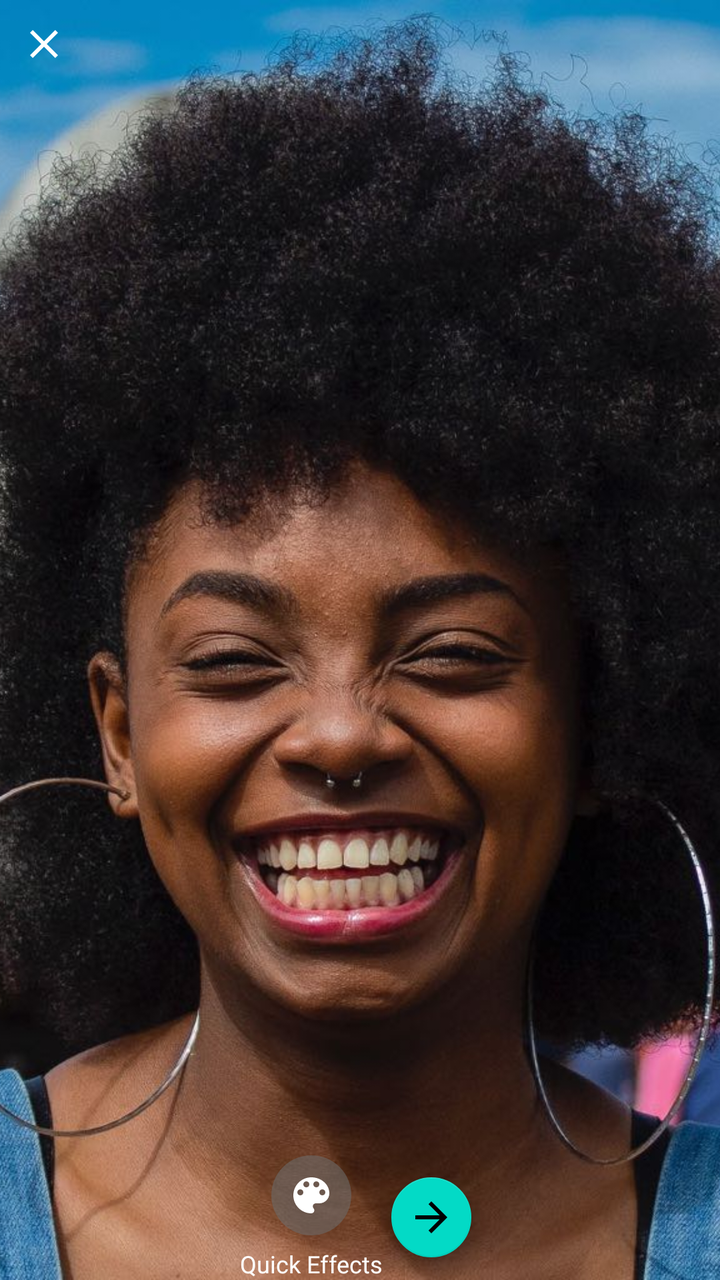
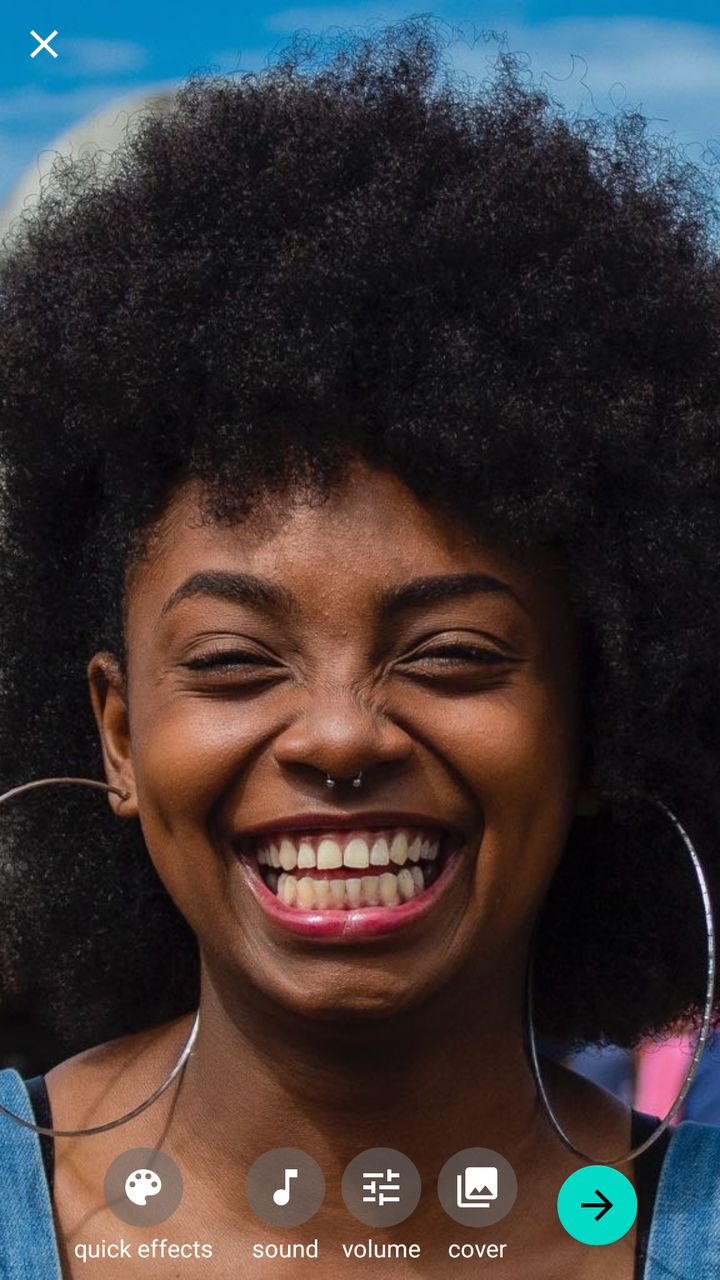

The first picture is an Android layout as it rendered before a commit; the second is the same layout after the commit. The layout source and the unified diff follow.
<!-- AndroidManifest.xml: application theme AppTheme -->
<!-- res/layout/activity_selfie_video_edit.xml -->
<?xml version="1.0" encoding="utf-8"?>
<RelativeLayout xmlns:android="http://schemas.android.com/apk/res/android"
    xmlns:app="http://schemas.android.com/apk/res-auto"
    xmlns:tools="http://schemas.android.com/tools"
    android:layout_width="match_parent"
    android:layout_height="match_parent"
    tools:context="com.xheghun.vidit.SelfieVideoEditActivity">
    <ImageView
        android:layout_width="match_parent"
        android:layout_height="match_parent"
        android:src="@drawable/afro_woman"
        android:scaleType="centerCrop"/>

    <ImageButton
        android:layout_margin="5dp"
        android:id="@+id/close_btn"
        android:clickable="true"
        android:focusable="true"
        android:padding="@dimen/dp5"
        android:background="?attr/selectableItemBackgroundBorderless"
        android:layout_width="wrap_content"
        android:layout_height="wrap_content"
        android:src="@drawable/ic_close"/>

    <LinearLayout
        android:gravity="center"
        android:layout_alignParentBottom="true"
        android:layout_width="match_parent"
        android:layout_height="wrap_content"
        android:paddingStart="4dp"
        android:layout_marginEnd="4dp"
        android:orientation="horizontal">

        <LinearLayout
            android:layout_width="wrap_content"
            android:layout_height="wrap_content"
            android:gravity="center"
            android:orientation="vertical">
            <ImageButton
                style="@style/clickableImageButton"
                android:layout_width="wrap_content"
                android:layout_height="wrap_content"
                android:src="@drawable/ic_color_lens"/>
            <TextView
                android:layout_marginTop="6dp"
                android:layout_width="wrap_content"
                android:layout_height="wrap_content"
                android:textColor="@color/white"
                android:textSize="12sp"
                android:fontFamily="@font/open_sans_semi_bold"
                android:text="Quick Effects"/>
        </LinearLayout>

        <com.google.android.material.floatingactionbutton.FloatingActionButton
            android:layout_width="wrap_content"
            android:layout_height="wrap_content"
            app:fabSize="mini"
            android:src="@drawable/ic_arrow_forward"/>
    </LinearLayout>
</RelativeLayout>
<!-- resources referenced by this layout -->
<resources>
  <color name="white">#ffffff</color>
  <dimen name="dp5">5dp</dimen>
  <!-- drawable ic_arrow_forward (drawable) -->
  <vector android:height="24dp" android:tint="#FFFFFF"
      android:viewportHeight="24.0" android:viewportWidth="24.0"
      android:width="24dp" xmlns:android="http://schemas.android.com/apk/res/android">
      <path android:fillColor="#FF000000" android:pathData="M12,4l-1.41,1.41L16.17,11H4v2h12.17l-5.58,5.59L12,20l8,-8z"/>
  </vector>
  <!-- drawable ic_close (drawable) -->
  <vector xmlns:android="http://schemas.android.com/apk/res/android"
          android:width="24dp"
          android:height="24dp"
          android:viewportWidth="24.0"
          android:viewportHeight="24.0">
      <path
          android:fillColor="#FFFFFF"
          android:pathData="M19,6.41L17.59,5 12,10.59 6.41,5 5,6.41 10.59,12 5,17.59 6.41,19 12,13.41 17.59,19 19,17.59 13.41,12z"/>
  </vector>
  <style name="clickableImageButton">
          <item name="android:background">@drawable/camera_action_bg</item>
          <item name="android:clickable">true</item>
          <item name="android:focusable">true</item>
          <item name="android:contentDescription">@string/app_name</item>
      </style>
  <style name="AppTheme" parent="Theme.MaterialComponents.Light.NoActionBar">
  
          
          <item name="colorPrimary">@color/colorPrimary</item>
          <item name="colorPrimaryDark">@color/colorPrimaryDark</item>
          <item name="colorAccent">@color/colorAccent</item>
          <item name="android:alertDialogTheme">@style/dialogTheme</item>
          <item name="dialogCornerRadius">12dp</item>
      </style>
  <string name="app_name">TalkGap</string>
  <color name="colorPrimary">#2196F3</color>
  <color name="colorPrimaryDark">#1976D2</color>
  <color name="colorAccent">#607D8B</color>
  <style name="dialogTheme" parent="ThemeOverlay.MaterialComponents.Dialog.Alert">
          <item name="buttonBarButtonStyle">@style/Widget.MaterialComponents.Button.TextButton</item>
          <item name="android:buttonBarNegativeButtonStyle">@style/Widget.MaterialComponents.Button.TextButton</item>
          <item name="android:buttonBarPositiveButtonStyle">@style/Widget.MaterialComponents.Button.TextButton</item>
      </style>
  <!-- unchanged entries left out for length: 3 -->
</resources>

<!-- the commit's change to res/layout/activity_selfie_video_edit.xml (unified diff, before → after) -->
@@ -32,6 +32,7 @@
         android:orientation="horizontal">
 
         <LinearLayout
+            android:layout_margin="8dp"
             android:layout_width="wrap_content"
             android:layout_height="wrap_content"
             android:gravity="center"
@@ -42,16 +43,74 @@
                 android:layout_height="wrap_content"
                 android:src="@drawable/ic_color_lens"/>
             <TextView
-                android:layout_marginTop="6dp"
+                android:layout_marginTop="2dp"
                 android:layout_width="wrap_content"
                 android:layout_height="wrap_content"
                 android:textColor="@color/white"
                 android:textSize="12sp"
-                android:fontFamily="@font/open_sans_semi_bold"
-                android:text="Quick Effects"/>
+                android:text="@string/quick_effects"/>
+        </LinearLayout>
+
+        <LinearLayout
+            android:layout_margin="8dp"
+            android:layout_width="wrap_content"
+            android:layout_height="wrap_content"
+            android:gravity="center"
+            android:orientation="vertical">
+            <ImageButton
+                style="@style/clickableImageButton"
+                android:layout_width="wrap_content"
+                android:layout_height="wrap_content"
+                android:src="@drawable/ic_music_note"/>
+            <TextView
+                android:layout_marginTop="2dp"
+                android:layout_width="wrap_content"
+                android:layout_height="wrap_content"
+                android:textColor="@color/white"
+                android:textSize="12sp"
+                android:text="@string/sound"/>
+        </LinearLayout>
+
+        <LinearLayout
+            android:layout_width="wrap_content"
+            android:layout_height="wrap_content"
+            android:gravity="center"
+            android:orientation="vertical">
+            <ImageButton
+                style="@style/clickableImageButton"
+                android:layout_width="wrap_content"
+                android:layout_height="wrap_content"
+                android:src="@drawable/ic_tune"/>
+            <TextView
+                android:layout_marginTop="2dp"
+                android:layout_width="wrap_content"
+                android:layout_height="wrap_content"
+                android:textColor="@color/white"
+                android:textSize="12sp"
+                android:text="@string/volume"/>
+        </LinearLayout>
+        <LinearLayout
+            android:layout_margin="8dp"
+            android:layout_width="wrap_content"
+            android:layout_height="wrap_content"
+            android:gravity="center"
+            android:orientation="vertical">
+            <ImageButton
+                style="@style/clickableImageButton"
+                android:layout_width="wrap_content"
+                android:layout_height="wrap_content"
+                android:src="@drawable/ic_collections"/>
+            <TextView
+                android:layout_marginTop="2dp"
+                android:layout_width="wrap_content"
+                android:layout_height="wrap_content"
+                android:textColor="@color/white"
+                android:textSize="12sp"
+                android:text="@string/cover"/>
         </LinearLayout>
 
         <com.google.android.material.floatingactionbutton.FloatingActionButton
+            android:layout_margin="8dp"
             android:layout_width="wrap_content"
             android:layout_height="wrap_content"
             app:fabSize="mini"
<!-- resource entries referenced after the edit -->
@@ -18,6 +18,28 @@
           android:fillColor="#FFFFFF"
           android:pathData="M19,6.41L17.59,5 12,10.59 6.41,5 5,6.41 10.59,12 5,17.59 6.41,19 12,13.41 17.59,19 19,17.59 13.41,12z"/>
   </vector>
+  <!-- drawable ic_collections (drawable) -->
+  <vector android:height="24dp" android:tint="#FFFFFF"
+      android:viewportHeight="24.0" android:viewportWidth="24.0"
+      android:width="24dp" xmlns:android="http://schemas.android.com/apk/res/android">
+      <path android:fillColor="#FF000000" android:pathData="M22,16L22,4c0,-1.1 -0.9,-2 -2,-2L8,2c-1.1,0 -2,0.9 -2,2v12c0,1.1 0.9,2 2,2h12c1.1,0 2,-0.9 2,-2zM11,12l2.03,2.71L16,11l4,5L8,16l3,-4zM2,6v14c0,1.1 0.9,2 2,2h14v-2L4,20L4,6L2,6z"/>
+  </vector>
+  <!-- drawable ic_music_note (drawable) -->
+  <vector android:height="24dp" android:tint="#FFFFFF"
+      android:viewportHeight="24.0" android:viewportWidth="24.0"
+      android:width="24dp" xmlns:android="http://schemas.android.com/apk/res/android">
+      <path android:fillColor="#FF000000" android:pathData="M12,3v10.55c-0.59,-0.34 -1.27,-0.55 -2,-0.55 -2.21,0 -4,1.79 -4,4s1.79,4 4,4 4,-1.79 4,-4V7h4V3h-6z"/>
+  </vector>
+  <!-- drawable ic_tune (drawable) -->
+  <vector android:height="24dp" android:tint="#FFFFFF"
+      android:viewportHeight="24.0" android:viewportWidth="24.0"
+      android:width="24dp" xmlns:android="http://schemas.android.com/apk/res/android">
+      <path android:fillColor="#FF000000" android:pathData="M3,17v2h6v-2L3,17zM3,5v2h10L13,5L3,5zM13,21v-2h8v-2h-8v-2h-2v6h2zM7,9v2L3,11v2h4v2h2L9,9L7,9zM21,13v-2L11,11v2h10zM15,9h2L17,7h4L21,5h-4L17,3h-2v6z"/>
+  </vector>
+  <string name="cover">cover</string>
+  <string name="quick_effects">quick effects</string>
+  <string name="sound">sound</string>
+  <string name="volume">volume</string>
   <style name="clickableImageButton">
           <item name="android:background">@drawable/camera_action_bg</item>
           <item name="android:clickable">true</item>
